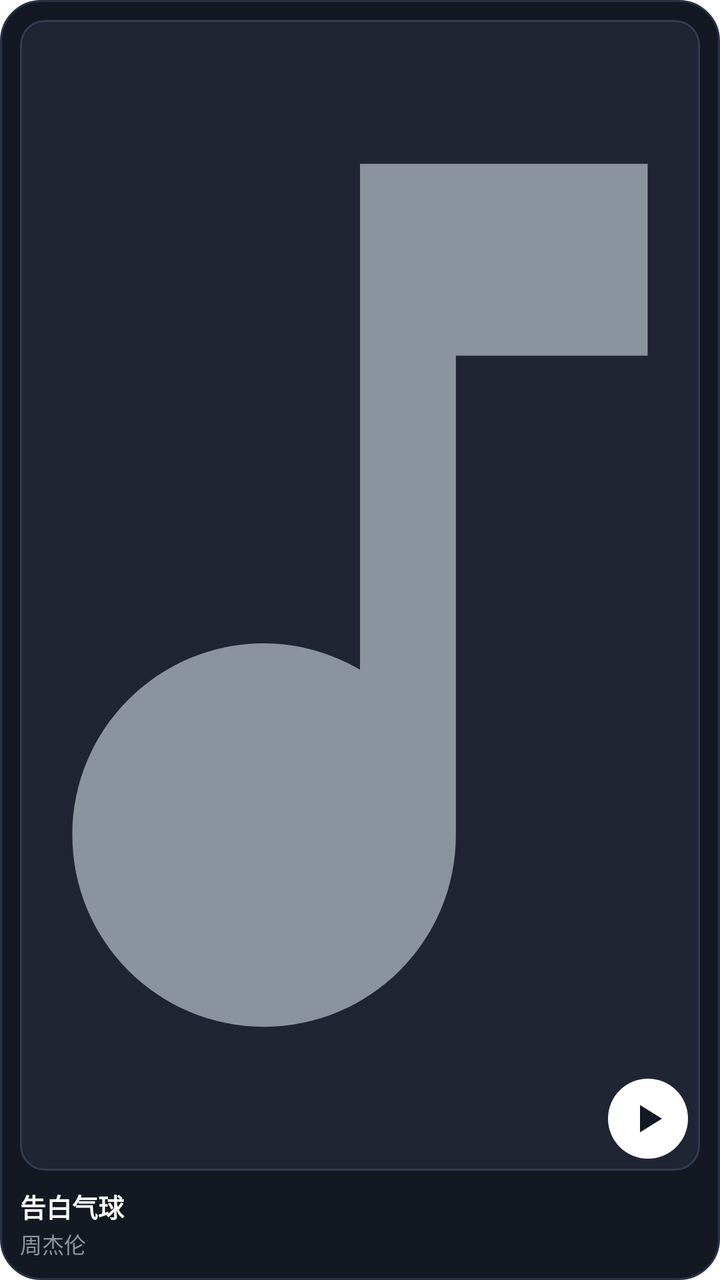
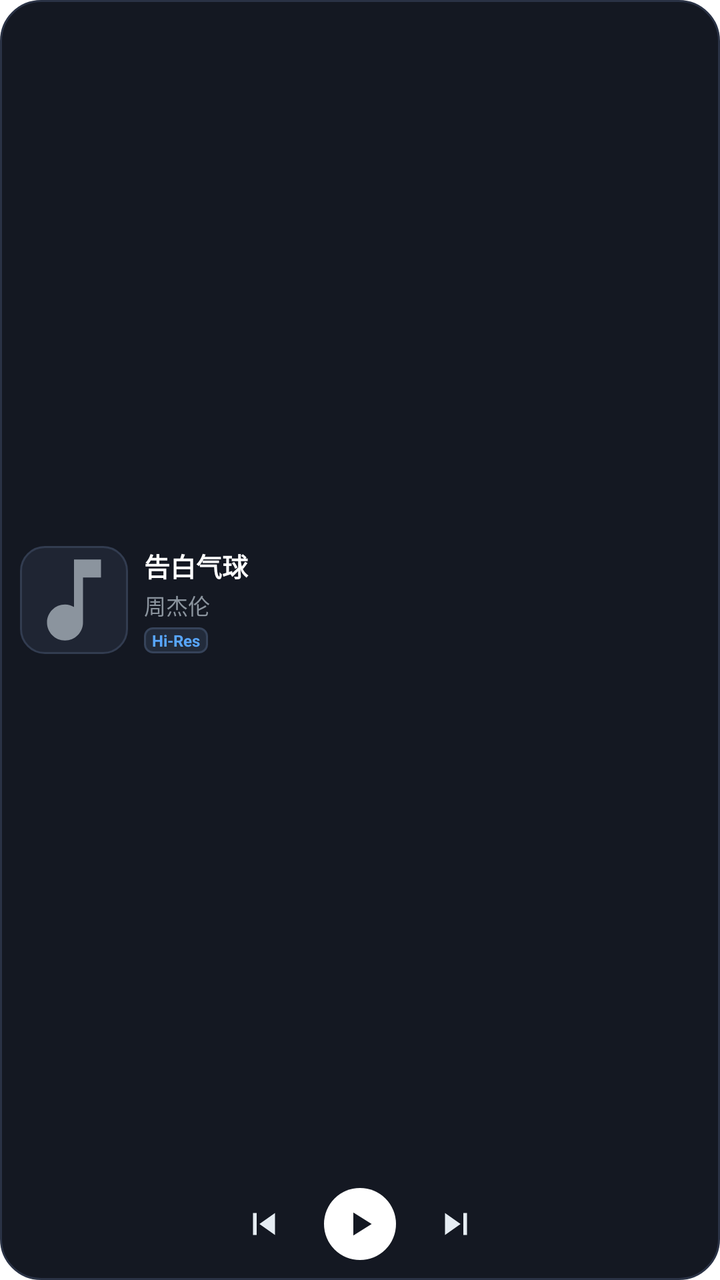

The first picture is an Android layout as it rendered before a commit; the second is the same layout after the commit. The layout source and the unified diff follow.
<!-- AndroidManifest.xml: fallback theme Theme.MaterialComponents.DayNight.NoActionBar -->
<!-- res/layout/widget_small.xml -->
<?xml version="1.0" encoding="utf-8"?>
<RelativeLayout xmlns:android="http://schemas.android.com/apk/res/android"
    android:id="@+id/widget_small_root"
    android:layout_width="match_parent"
    android:layout_height="match_parent"
    android:background="@drawable/widget_background"
    android:padding="10dp">

    
    <ImageView
        android:id="@+id/widget_small_artwork"
        android:layout_width="match_parent"
        android:layout_height="match_parent"
        android:layout_above="@+id/widget_small_bottom"
        android:layout_marginBottom="8dp"
        android:background="@drawable/widget_cover_rounded"
        android:contentDescription="@string/app_name"
        android:scaleType="centerCrop"
        android:src="@drawable/ic_widget_music_note" />

    
    <ImageView
        android:id="@+id/widget_small_play_pause"
        android:layout_width="40dp"
        android:layout_height="40dp"
        android:layout_alignEnd="@+id/widget_small_artwork"
        android:layout_alignBottom="@+id/widget_small_artwork"
        android:layout_marginEnd="6dp"
        android:layout_marginBottom="6dp"
        android:background="@drawable/widget_button_circle"
        android:clickable="true"
        android:contentDescription="@string/app_name"
        android:focusable="true"
        android:padding="8dp"
        android:src="@drawable/ic_widget_play_dark" />

    
    <LinearLayout
        android:id="@+id/widget_small_bottom"
        android:layout_width="match_parent"
        android:layout_height="wrap_content"
        android:layout_alignParentBottom="true"
        android:orientation="vertical">

        <TextView
            android:id="@+id/widget_small_title"
            android:layout_width="match_parent"
            android:layout_height="wrap_content"
            android:ellipsize="end"
            android:maxLines="1"
            android:text="告白气球"
            android:textColor="#FFFFFF"
            android:textSize="13sp"
            android:textStyle="bold" />

        <TextView
            android:id="@+id/widget_small_artist"
            android:layout_width="match_parent"
            android:layout_height="wrap_content"
            android:layout_marginTop="1dp"
            android:ellipsize="end"
            android:maxLines="1"
            android:text="周杰伦"
            android:textColor="#8B949E"
            android:textSize="11sp" />
    </LinearLayout>

</RelativeLayout>
<!-- resources referenced by this layout -->
<resources>
  <!-- drawable ic_widget_music_note (drawable) -->
  <vector xmlns:android="http://schemas.android.com/apk/res/android"
      android:width="24dp"
      android:height="24dp"
      android:viewportWidth="24"
      android:viewportHeight="24">
      <path
          android:fillColor="#8B949E"
          android:pathData="M12,3v10.55c-0.59,-0.34 -1.27,-0.55 -2,-0.55 -2.21,0 -4,1.79 -4,4s1.79,4 4,4 4,-1.79 4,-4V7h4V3h-6z" />
  </vector>
  <!-- drawable ic_widget_play_dark (drawable) -->
  <vector xmlns:android="http://schemas.android.com/apk/res/android"
      android:width="24dp"
      android:height="24dp"
      android:viewportWidth="24"
      android:viewportHeight="24">
      <path
          android:fillColor="#141822"
          android:pathData="M8,5.14v13.72L19,12L8,5.14z" />
  </vector>
  <!-- drawable widget_background (drawable) -->
  <?xml version="1.0" encoding="utf-8"?>
  <shape xmlns:android="http://schemas.android.com/apk/res/android"
      android:shape="rectangle">
      <solid android:color="#141822" />
      <stroke
          android:width="1dp"
          android:color="#2A3245" />
      <corners android:radius="20dp" />
  </shape>
  <!-- drawable widget_button_circle (drawable) -->
  <?xml version="1.0" encoding="utf-8"?>
  <shape xmlns:android="http://schemas.android.com/apk/res/android"
      android:shape="oval">
      <solid android:color="#FFFFFF" />
  </shape>
  <!-- drawable widget_cover_rounded (drawable) -->
  <?xml version="1.0" encoding="utf-8"?>
  <shape xmlns:android="http://schemas.android.com/apk/res/android"
      android:shape="rectangle">
      <solid android:color="#1F2533" />
      <stroke
          android:width="1dp"
          android:color="#323C50" />
      <corners android:radius="12dp" />
  </shape>
  <string name="app_name">OmniTune</string>
</resources>

<!-- the commit's change to res/layout/widget_small.xml (unified diff, before → after) -->
@@ -1,68 +1,179 @@
 <?xml version="1.0" encoding="utf-8"?>
-<RelativeLayout xmlns:android="http://schemas.android.com/apk/res/android"
+<FrameLayout xmlns:android="http://schemas.android.com/apk/res/android"
     android:id="@+id/widget_small_root"
     android:layout_width="match_parent"
-    android:layout_height="match_parent"
-    android:background="@drawable/widget_background"
-    android:padding="10dp">
+    android:layout_height="match_parent">
 
     
     <ImageView
-        android:id="@+id/widget_small_artwork"
+        android:id="@+id/widget_small_bg"
         android:layout_width="match_parent"
         android:layout_height="match_parent"
-        android:layout_above="@+id/widget_small_bottom"
-        android:layout_marginBottom="8dp"
-        android:background="@drawable/widget_cover_rounded"
         android:contentDescription="@string/app_name"
-        android:scaleType="centerCrop"
-        android:src="@drawable/ic_widget_music_note" />
+        android:scaleType="fitXY"
+        android:src="@drawable/widget_background" />
 
     
     <ImageView
-        android:id="@+id/widget_small_play_pause"
-        android:layout_width="40dp"
-        android:layout_height="40dp"
-        android:layout_alignEnd="@+id/widget_small_artwork"
-        android:layout_alignBottom="@+id/widget_small_artwork"
-        android:layout_marginEnd="6dp"
-        android:layout_marginBottom="6dp"
-        android:background="@drawable/widget_button_circle"
-        android:clickable="true"
+        android:id="@+id/widget_small_bg_cover"
+        android:layout_width="match_parent"
+        android:layout_height="match_parent"
         android:contentDescription="@string/app_name"
-        android:focusable="true"
-        android:padding="8dp"
-        android:src="@drawable/ic_widget_play_dark" />
+        android:scaleType="centerCrop"
+        android:visibility="gone" />
+
+    
+    <FrameLayout
+        android:id="@+id/widget_small_scrim"
+        android:layout_width="match_parent"
+        android:layout_height="match_parent"
+        android:background="@drawable/widget_scrim_overlay"
+        android:visibility="gone" />
 
     
     <LinearLayout
-        android:id="@+id/widget_small_bottom"
         android:layout_width="match_parent"
-        android:layout_height="wrap_content"
-        android:layout_alignParentBottom="true"
-        android:orientation="vertical">
+        android:layout_height="match_parent"
+        android:orientation="vertical"
+        android:padding="10dp">
 
-        <TextView
-            android:id="@+id/widget_small_title"
+        
+        <LinearLayout
+            android:id="@+id/widget_small_top_row"
+            android:layout_width="match_parent"
+            android:layout_height="0dp"
+            android:layout_weight="1"
+            android:gravity="center_vertical"
+            android:orientation="horizontal">
+
+            
+            <ImageView
+                android:id="@+id/widget_small_artwork_left"
+                android:layout_width="54dp"
+                android:layout_height="54dp"
+                android:layout_marginEnd="8dp"
+                android:background="@drawable/widget_cover_rounded"
+                android:contentDescription="@string/app_name"
+                android:scaleType="centerCrop"
+                android:src="@drawable/ic_widget_music_note" />
+
+            
+            <LinearLayout
+                android:id="@+id/widget_small_info"
+                android:layout_width="0dp"
+                android:layout_height="wrap_content"
+                android:layout_weight="1"
+                android:gravity="center_vertical"
+                android:orientation="vertical">
+
+                <TextView
+                    android:id="@+id/widget_small_title"
+                    android:layout_width="match_parent"
+                    android:layout_height="wrap_content"
+                    android:ellipsize="end"
+                    android:maxLines="1"
+                    android:text="告白气球"
+                    android:textColor="#FFFFFF"
+                    android:textSize="13sp"
+                    android:textStyle="bold" />
+
+                <TextView
+                    android:id="@+id/widget_small_artist"
+                    android:layout_width="match_parent"
+                    android:layout_height="wrap_content"
+                    android:layout_marginTop="2dp"
+                    android:ellipsize="end"
+                    android:maxLines="1"
+                    android:text="周杰伦"
+                    android:textColor="#8B949E"
+                    android:textSize="11sp" />
+
+                <TextView
+                    android:id="@+id/widget_small_format"
+                    android:layout_width="wrap_content"
+                    android:layout_height="wrap_content"
+                    android:layout_marginTop="3dp"
+                    android:background="@drawable/widget_badge_background"
+                    android:paddingStart="4dp"
+                    android:paddingTop="1dp"
+                    android:paddingEnd="4dp"
+                    android:paddingBottom="1dp"
+                    android:text="Hi-Res"
+                    android:textColor="#58A6FF"
+                    android:textSize="8sp"
+                    android:textStyle="bold" />
+            </LinearLayout>
+
+            
+            <ImageView
+                android:id="@+id/widget_small_artwork_right"
+                android:layout_width="54dp"
+                android:layout_height="54dp"
+                android:layout_marginStart="8dp"
+                android:background="@drawable/widget_cover_rounded"
+                android:contentDescription="@string/app_name"
+                android:scaleType="centerCrop"
+                android:src="@drawable/ic_widget_music_note"
+                android:visibility="gone" />
+        </LinearLayout>
+
+        
+        <LinearLayout
+            android:id="@+id/widget_small_controls"
             android:layout_width="match_parent"
             android:layout_height="wrap_content"
-            android:ellipsize="end"
-            android:maxLines="1"
-            android:text="告白气球"
-            android:textColor="#FFFFFF"
-            android:textSize="13sp"
-            android:textStyle="bold" />
+            android:layout_marginTop="4dp"
+            android:gravity="center"
+            android:orientation="horizontal">
 
-        <TextView
-            android:id="@+id/widget_small_artist"
-            android:layout_width="match_parent"
-            android:layout_height="wrap_content"
-            android:layout_marginTop="1dp"
-            android:ellipsize="end"
-            android:maxLines="1"
-            android:text="周杰伦"
-            android:textColor="#8B949E"
-            android:textSize="11sp" />
+            
+            <ImageView
+                android:id="@+id/widget_small_prev"
+                android:layout_width="32dp"
+                android:layout_height="32dp"
+                android:clickable="true"
+                android:contentDescription="@string/app_name"
+                android:focusable="true"
+                android:padding="5dp"
+                android:src="@drawable/ic_widget_skip_prev" />
+
+            
+            <FrameLayout
+                android:id="@+id/widget_small_play_pause"
+                android:layout_width="36dp"
+                android:layout_height="36dp"
+                android:layout_marginStart="14dp"
+                android:layout_marginEnd="14dp"
+                android:clickable="true"
+                android:focusable="true">
+
+                <ImageView
+                    android:id="@+id/widget_small_play_pause_bg"
+                    android:layout_width="match_parent"
+                    android:layout_height="match_parent"
+                    android:contentDescription="@string/app_name"
+                    android:src="@drawable/widget_button_circle" />
+
+                <ImageView
+                    android:id="@+id/widget_small_play_pause_icon"
+                    android:layout_width="match_parent"
+                    android:layout_height="match_parent"
+                    android:contentDescription="@string/app_name"
+                    android:padding="8dp"
+                    android:src="@drawable/ic_widget_play_dark" />
+            </FrameLayout>
+
+            
+            <ImageView
+                android:id="@+id/widget_small_next"
+                android:layout_width="32dp"
+                android:layout_height="32dp"
+                android:clickable="true"
+                android:contentDescription="@string/app_name"
+                android:focusable="true"
+                android:padding="5dp"
+                android:src="@drawable/ic_widget_skip_next" />
+        </LinearLayout>
     </LinearLayout>
 
-</RelativeLayout>
+</FrameLayout>
<!-- resource entries referenced after the edit -->
@@ -20,6 +20,26 @@
           android:fillColor="#141822"
           android:pathData="M8,5.14v13.72L19,12L8,5.14z" />
   </vector>
+  <!-- drawable ic_widget_skip_next (drawable) -->
+  <vector xmlns:android="http://schemas.android.com/apk/res/android"
+      android:width="24dp"
+      android:height="24dp"
+      android:viewportWidth="24"
+      android:viewportHeight="24">
+      <path
+          android:fillColor="#E6EDF3"
+          android:pathData="M6,18l8.5,-6L6,6v12zM16,6v12h2V6h-2z" />
+  </vector>
+  <!-- drawable ic_widget_skip_prev (drawable) -->
+  <vector xmlns:android="http://schemas.android.com/apk/res/android"
+      android:width="24dp"
+      android:height="24dp"
+      android:viewportWidth="24"
+      android:viewportHeight="24">
+      <path
+          android:fillColor="#E6EDF3"
+          android:pathData="M6,6h2v12H6V6zm3.5,6l8.5,6V6l-8.5,6z" />
+  </vector>
   <!-- drawable widget_background (drawable) -->
   <?xml version="1.0" encoding="utf-8"?>
   <shape xmlns:android="http://schemas.android.com/apk/res/android"
@@ -29,6 +49,16 @@
           android:width="1dp"
           android:color="#2A3245" />
       <corners android:radius="20dp" />
+  </shape>
+  <!-- drawable widget_badge_background (drawable) -->
+  <?xml version="1.0" encoding="utf-8"?>
+  <shape xmlns:android="http://schemas.android.com/apk/res/android"
+      android:shape="rectangle">
+      <solid android:color="#222B3B" />
+      <stroke
+          android:width="1dp"
+          android:color="#36435A" />
+      <corners android:radius="4dp" />
   </shape>
   <!-- drawable widget_button_circle (drawable) -->
   <?xml version="1.0" encoding="utf-8"?>
@@ -46,6 +76,17 @@
           android:color="#323C50" />
       <corners android:radius="12dp" />
   </shape>
+  <!-- drawable widget_scrim_overlay (drawable) -->
+  <?xml version="1.0" encoding="utf-8"?>
+  <shape xmlns:android="http://schemas.android.com/apk/res/android"
+      android:shape="rectangle">
+      <gradient
+          android:angle="270"
+          android:startColor="#B30A0E17"
+          android:centerColor="#CC0E131F"
+          android:endColor="#E60A0E17" />
+      <corners android:radius="20dp" />
+  </shape>
   <string name="app_name">OmniTune</string>
 </resources>
 
